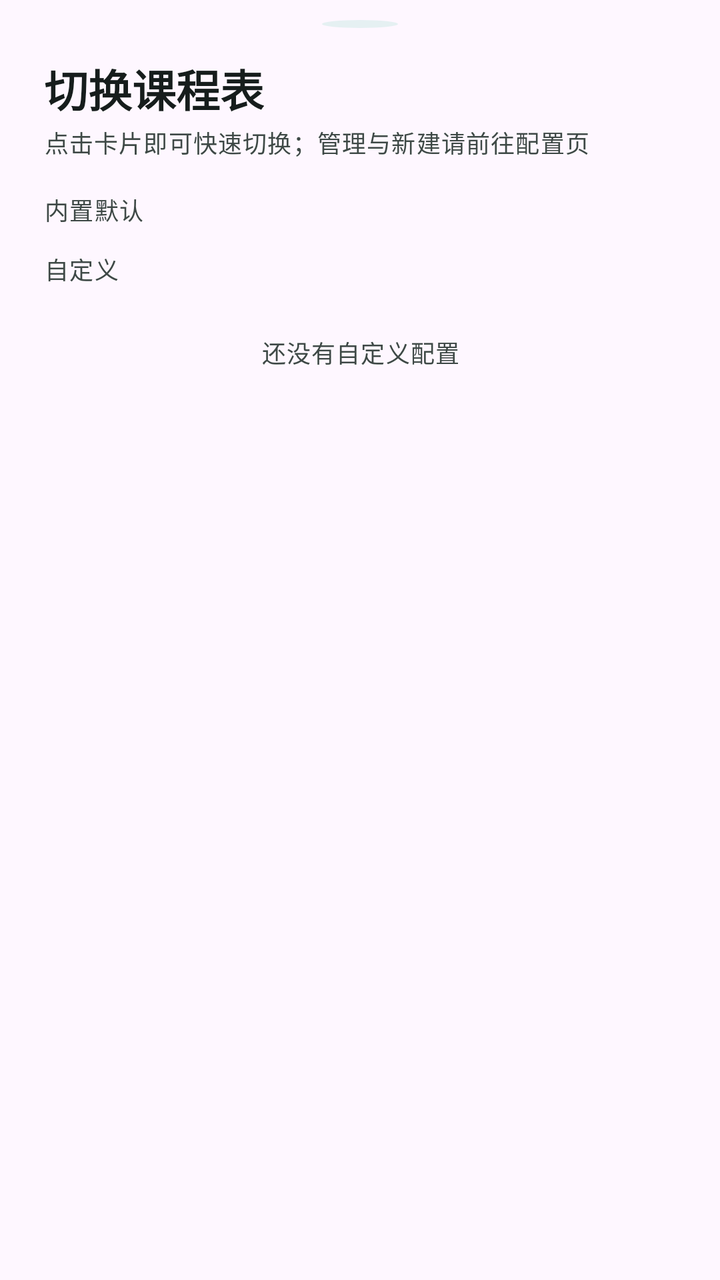
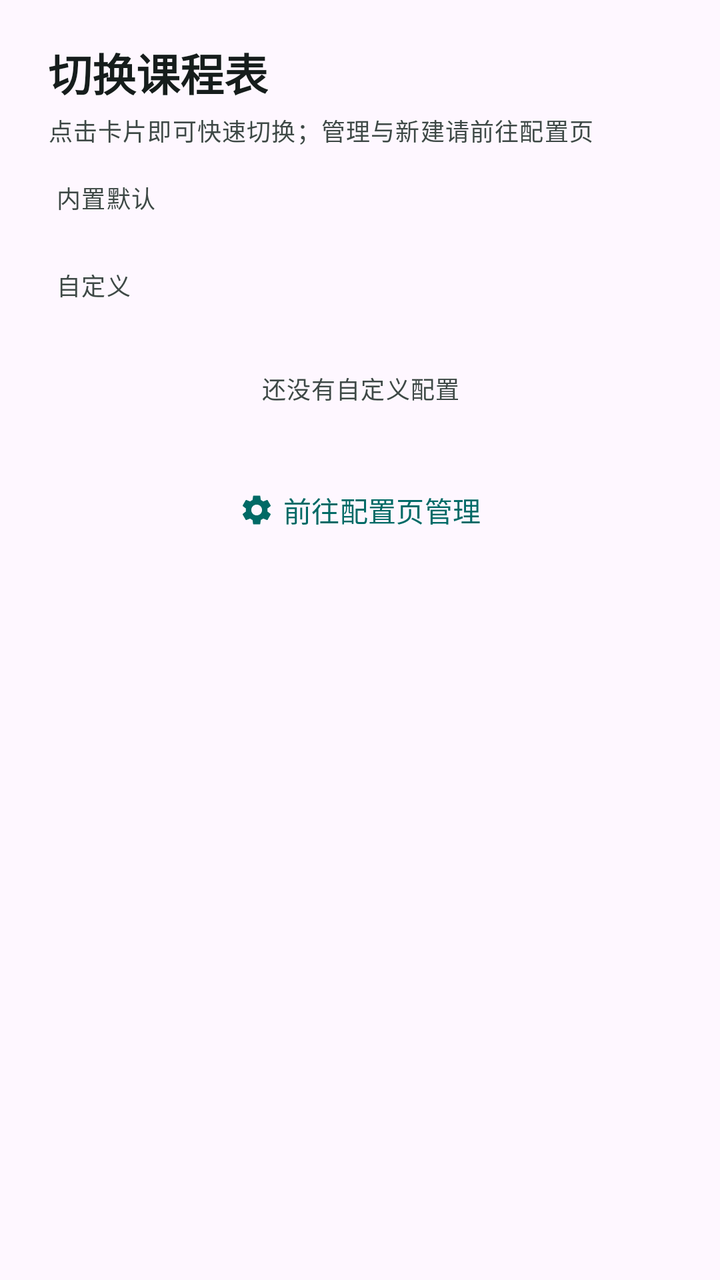

An Android layout rendered at two revisions. The XML below is the earlier revision; the diff shows what the commit changed to produce the second picture.
<!-- AndroidManifest.xml: application theme Theme.ClassSchedule -->
<!-- res/layout/dialog_switch_profile.xml -->
<?xml version="1.0" encoding="utf-8"?>
<LinearLayout xmlns:android="http://schemas.android.com/apk/res/android"
    xmlns:app="http://schemas.android.com/apk/res-auto"
    android:layout_width="match_parent"
    android:layout_height="wrap_content"
    android:orientation="vertical"
    android:paddingHorizontal="22dp"
    android:paddingTop="10dp"
    android:paddingBottom="16dp">

    <View
        android:layout_width="38dp"
        android:layout_height="4dp"
        android:layout_gravity="center_horizontal"
        android:background="@drawable/bg_badge_circle"
        android:alpha="0.45" />

    <TextView
        android:layout_width="wrap_content"
        android:layout_height="wrap_content"
        android:layout_marginTop="14dp"
        android:text="切换课程表"
        android:textAppearance="@style/TextAppearance.Material3.TitleLarge"
        android:textStyle="bold"
        android:textColor="?attr/colorOnSurface" />

    <TextView
        android:layout_width="wrap_content"
        android:layout_height="wrap_content"
        android:layout_marginTop="2dp"
        android:text="点击卡片即可快速切换；管理与新建请前往配置页"
        android:textAppearance="@style/TextAppearance.Material3.BodySmall"
        android:textColor="?attr/colorOnSurfaceVariant" />

    <TextView
        android:layout_width="wrap_content"
        android:layout_height="wrap_content"
        android:layout_marginTop="16dp"
        android:text="内置默认"
        android:textAppearance="@style/TextAppearance.Material3.LabelMedium"
        android:textColor="?attr/colorOnSurfaceVariant" />

    <LinearLayout
        android:id="@+id/container_builtin"
        android:layout_width="match_parent"
        android:layout_height="wrap_content"
        android:orientation="vertical" />

    <TextView
        android:layout_width="wrap_content"
        android:layout_height="wrap_content"
        android:layout_marginTop="12dp"
        android:text="自定义"
        android:textAppearance="@style/TextAppearance.Material3.LabelMedium"
        android:textColor="?attr/colorOnSurfaceVariant" />

    <LinearLayout
        android:id="@+id/container_custom"
        android:layout_width="match_parent"
        android:layout_height="wrap_content"
        android:orientation="vertical" />

    <TextView
        android:id="@+id/tv_no_custom"
        android:layout_width="match_parent"
        android:layout_height="wrap_content"
        android:layout_marginTop="10dp"
        android:gravity="center"
        android:paddingVertical="14dp"
        android:text="还没有自定义配置"
        android:textAppearance="@style/TextAppearance.Material3.BodySmall"
        android:textColor="?attr/colorOnSurfaceVariant" />

</LinearLayout>
<!-- resources referenced by this layout -->
<resources>
  <!-- drawable bg_badge_circle (drawable) -->
  <?xml version="1.0" encoding="utf-8"?>
  <shape xmlns:android="http://schemas.android.com/apk/res/android"
      android:shape="oval">
      <solid android:color="?attr/colorSecondaryContainer" />
  </shape>
  <style name="Theme.ClassSchedule" parent="Theme.Material3.DayNight.NoActionBar">
          <item name="colorPrimary">@color/md_primary</item>
          <item name="colorOnPrimary">@color/md_on_primary</item>
          <item name="colorPrimaryContainer">@color/md_primary_container</item>
          <item name="colorOnPrimaryContainer">@color/md_on_primary_container</item>
          <item name="colorSecondary">@color/md_secondary</item>
          <item name="colorOnSecondary">@color/md_on_secondary</item>
          <item name="colorSecondaryContainer">@color/md_secondary_container</item>
          <item name="colorOnSecondaryContainer">@color/md_on_secondary_container</item>
          <item name="colorTertiary">@color/md_tertiary</item>
          <item name="colorOnTertiary">@color/md_on_tertiary</item>
          <item name="colorTertiaryContainer">@color/md_tertiary_container</item>
          <item name="colorOnTertiaryContainer">@color/md_on_tertiary_container</item>
          <item name="colorSurface">@color/md_surface</item>
          <item name="colorOnSurface">@color/md_on_surface</item>
          <item name="colorSurfaceVariant">@color/md_surface_variant</item>
          <item name="colorOnSurfaceVariant">@color/md_on_surface_variant</item>
          <item name="colorSurfaceContainer">@color/md_surface_container</item>
          <item name="colorOutline">@color/md_outline</item>
          <item name="colorOutlineVariant">@color/md_outline_variant</item>
          <item name="colorError">@color/md_error</item>
          <item name="colorOnError">@color/md_on_error</item>
          <item name="colorErrorContainer">@color/md_error_container</item>
          <item name="colorOnErrorContainer">@color/md_on_error_container</item>
          <item name="android:statusBarColor">@android:color/transparent</item>
          <item name="android:navigationBarColor">@android:color/transparent</item>
          <item name="android:windowLayoutInDisplayCutoutMode">shortEdges</item>
          <item name="android:windowLightStatusBar">@bool/light_status_bar</item>
          <item name="android:windowLightNavigationBar">@bool/light_status_bar</item>
          <item name="bottomNavigationStyle">@style/Widget.ClassSchedule.BottomNav</item>
      </style>
  <!-- unchanged entries left out for length: 25 -->
</resources>

<!-- the commit's change to res/layout/dialog_switch_profile.xml (unified diff, before → after) -->
@@ -4,71 +4,91 @@
     android:layout_width="match_parent"
     android:layout_height="wrap_content"
     android:orientation="vertical"
-    android:paddingHorizontal="22dp"
-    android:paddingTop="10dp"
-    android:paddingBottom="16dp">
-
-    <View
-        android:layout_width="38dp"
-        android:layout_height="4dp"
-        android:layout_gravity="center_horizontal"
-        android:background="@drawable/bg_badge_circle"
-        android:alpha="0.45" />
+    android:paddingHorizontal="24dp"
+    android:paddingTop="20dp"
+    android:paddingBottom="8dp">
 
     <TextView
         android:layout_width="wrap_content"
         android:layout_height="wrap_content"
-        android:layout_marginTop="14dp"
         android:text="切换课程表"
         android:textAppearance="@style/TextAppearance.Material3.TitleLarge"
         android:textStyle="bold"
         android:textColor="?attr/colorOnSurface" />
 
     <TextView
-        android:layout_width="wrap_content"
+        android:layout_width="match_parent"
         android:layout_height="wrap_content"
-        android:layout_marginTop="2dp"
+        android:layout_marginTop="4dp"
         android:text="点击卡片即可快速切换；管理与新建请前往配置页"
         android:textAppearance="@style/TextAppearance.Material3.BodySmall"
         android:textColor="?attr/colorOnSurfaceVariant" />
 
-    <TextView
-        android:layout_width="wrap_content"
+    <ScrollView
+        android:layout_width="match_parent"
         android:layout_height="wrap_content"
         android:layout_marginTop="16dp"
-        android:text="内置默认"
-        android:textAppearance="@style/TextAppearance.Material3.LabelMedium"
-        android:textColor="?attr/colorOnSurfaceVariant" />
+        android:clipToPadding="false"
+        android:scrollbars="none">
 
-    <LinearLayout
-        android:id="@+id/container_builtin"
+        <LinearLayout
+            android:layout_width="match_parent"
+            android:layout_height="wrap_content"
+            android:orientation="vertical">
+
+            <TextView
+                android:layout_width="wrap_content"
+                android:layout_height="wrap_content"
+                android:layout_marginStart="4dp"
+                android:text="内置默认"
+                android:textAppearance="@style/TextAppearance.Material3.LabelMedium"
+                android:textColor="?attr/colorOnSurfaceVariant" />
+
+            <LinearLayout
+                android:id="@+id/container_builtin"
+                android:layout_width="match_parent"
+                android:layout_height="wrap_content"
+                android:layout_marginTop="8dp"
+                android:orientation="vertical" />
+
+            <TextView
+                android:layout_width="wrap_content"
+                android:layout_height="wrap_content"
+                android:layout_marginTop="18dp"
+                android:layout_marginStart="4dp"
+                android:text="自定义"
+                android:textAppearance="@style/TextAppearance.Material3.LabelMedium"
+                android:textColor="?attr/colorOnSurfaceVariant" />
+
+            <LinearLayout
+                android:id="@+id/container_custom"
+                android:layout_width="match_parent"
+                android:layout_height="wrap_content"
+                android:layout_marginTop="8dp"
+                android:orientation="vertical" />
+
+            <TextView
+                android:id="@+id/tv_no_custom"
+                android:layout_width="match_parent"
+                android:layout_height="wrap_content"
+                android:layout_marginTop="10dp"
+                android:gravity="center"
+                android:paddingVertical="16dp"
+                android:text="还没有自定义配置"
+                android:textAppearance="@style/TextAppearance.Material3.BodySmall"
+                android:textColor="?attr/colorOnSurfaceVariant" />
+
+        </LinearLayout>
+    </ScrollView>
+
+    <com.google.android.material.button.MaterialButton
+        android:id="@+id/btn_goto_settings"
+        style="@style/Widget.Material3.Button.TextButton"
         android:layout_width="match_parent"
         android:layout_height="wrap_content"
-        android:orientation="vertical" />
-
-    <TextView
-        android:layout_width="wrap_content"
-        android:layout_height="wrap_content"
         android:layout_marginTop="12dp"
-        android:text="自定义"
-        android:textAppearance="@style/TextAppearance.Material3.LabelMedium"
-        android:textColor="?attr/colorOnSurfaceVariant" />
-
-    <LinearLayout
-        android:id="@+id/container_custom"
-        android:layout_width="match_parent"
-        android:layout_height="wrap_content"
-        android:orientation="vertical" />
-
-    <TextView
-        android:id="@+id/tv_no_custom"
-        android:layout_width="match_parent"
-        android:layout_height="wrap_content"
-        android:layout_marginTop="10dp"
-        android:gravity="center"
-        android:paddingVertical="14dp"
-        android:text="还没有自定义配置"
-        android:textAppearance="@style/TextAppearance.Material3.BodySmall"
-        android:textColor="?attr/colorOnSurfaceVariant" />
+        android:text="前往配置页管理"
+        app:icon="@drawable/ic_nav_settings"
+        app:iconGravity="textStart" />
 
 </LinearLayout>
<!-- resource entries referenced after the edit -->
@@ -1,11 +1,16 @@
 <!-- resources referenced by this layout -->
 <resources>
-  <!-- drawable bg_badge_circle (drawable) -->
-  <?xml version="1.0" encoding="utf-8"?>
-  <shape xmlns:android="http://schemas.android.com/apk/res/android"
-      android:shape="oval">
-      <solid android:color="?attr/colorSecondaryContainer" />
-  </shape>
+  <!-- drawable ic_nav_settings (drawable) -->
+  <vector xmlns:android="http://schemas.android.com/apk/res/android"
+      android:width="24dp"
+      android:height="24dp"
+      android:viewportWidth="24"
+      android:viewportHeight="24"
+      android:tint="?attr/colorOnSurface">
+      <path
+          android:fillColor="@android:color/white"
+          android:pathData="M19.14,12.94c0.04,-0.3 0.06,-0.61 0.06,-0.94 0,-0.32 -0.02,-0.64 -0.07,-0.94l2.03,-1.58c0.18,-0.14 0.23,-0.41 0.12,-0.61l-1.92,-3.32c-0.12,-0.22 -0.37,-0.29 -0.59,-0.22l-2.39,0.96c-0.5,-0.38 -1.03,-0.7 -1.62,-0.94L14.4,2.81c-0.04,-0.24 -0.24,-0.41 -0.48,-0.41h-3.84c-0.24,0 -0.43,0.17 -0.47,0.41L9.25,5.35C8.66,5.59 8.12,5.92 7.63,6.29L5.24,5.33c-0.22,-0.08 -0.47,0 -0.59,0.22L2.74,8.87C2.62,9.08 2.68,9.34 2.86,9.48l2.03,1.58C4.84,11.36 4.8,11.69 4.8,12s0.02,0.64 0.07,0.94l-2.03,1.58c-0.18,0.14 -0.23,0.41 -0.12,0.61l1.92,3.32c0.12,0.22 0.37,0.29 0.59,0.22l2.39,-0.96c0.5,0.38 1.03,0.7 1.62,0.94l0.36,2.54c0.05,0.24 0.24,0.41 0.48,0.41h3.84c0.24,0 0.44,-0.17 0.47,-0.41l0.36,-2.54c0.59,-0.24 1.13,-0.56 1.62,-0.94l2.39,0.96c0.22,0.08 0.47,0 0.59,-0.22l1.92,-3.32c0.12,-0.22 0.07,-0.47 -0.12,-0.61L19.14,12.94zM12,15.6c-1.98,0 -3.6,-1.62 -3.6,-3.6s1.62,-3.6 3.6,-3.6 3.6,1.62 3.6,3.6 -1.62,3.6 -3.6,3.6z" />
+  </vector>
   <style name="Theme.ClassSchedule" parent="Theme.Material3.DayNight.NoActionBar">
           <item name="colorPrimary">@color/md_primary</item>
           <item name="colorOnPrimary">@color/md_on_primary</item>
@@ -36,6 +41,22 @@
           <item name="android:windowLightStatusBar">@bool/light_status_bar</item>
           <item name="android:windowLightNavigationBar">@bool/light_status_bar</item>
           <item name="bottomNavigationStyle">@style/Widget.ClassSchedule.BottomNav</item>
+          <item name="materialAlertDialogTheme">@style/Theme.ClassSchedule.AlertDialog</item>
+          <item name="bottomSheetDialogTheme">@style/Theme.ClassSchedule.BottomSheetDialog</item>
+      </style>
+  <style name="Theme.ClassSchedule.AlertDialog" parent="ThemeOverlay.Material3.MaterialAlertDialog">
+          <item name="shapeAppearanceOverlay">@style/ShapeAppearance.ClassSchedule.AlertDialog</item>
+      </style>
+  <style name="Theme.ClassSchedule.BottomSheetDialog" parent="ThemeOverlay.Material3.BottomSheetDialog">
+          <item name="shapeAppearanceOverlay">@style/ShapeAppearance.ClassSchedule.BottomSheetDialog</item>
+      </style>
+  <style name="ShapeAppearance.ClassSchedule.AlertDialog" parent="">
+          <item name="cornerFamily">rounded</item>
+          <item name="cornerSize">28dp</item>
+      </style>
+  <style name="ShapeAppearance.ClassSchedule.BottomSheetDialog" parent="">
+          <item name="cornerFamily">rounded</item>
+          <item name="cornerSize">28dp</item>
       </style>
   <!-- unchanged entries left out for length: 25 -->
 </resources>
